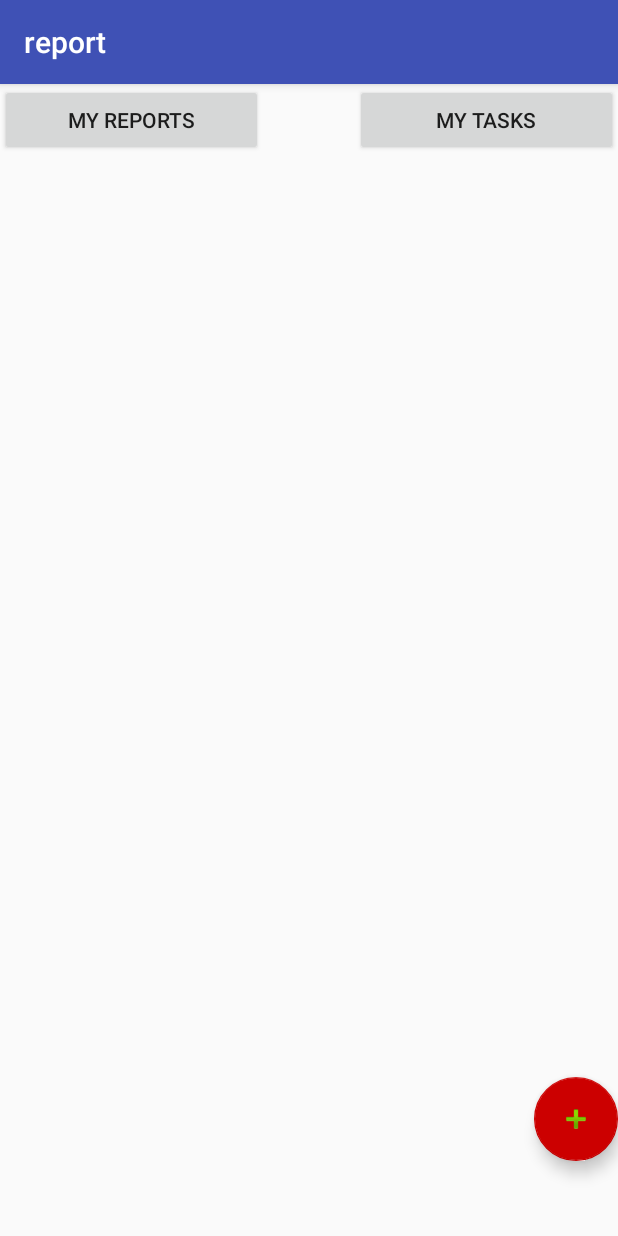
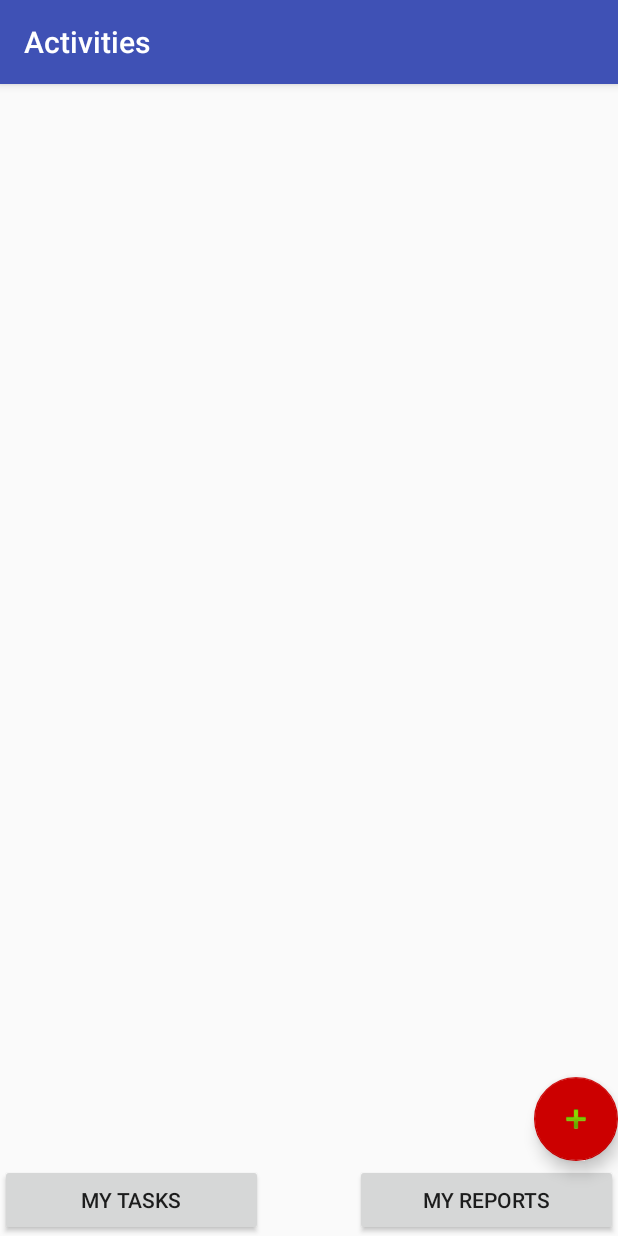
Before and after one commit to brianfu/TeamCSSS-Enactus, an Android app: the report screen opened directly, with no data from a screen before it, on a phone screen of 412 x 824 dp. Run offline under Robolectric (Android 15) with nearby library versions, the light colour scheme and no system bars.

Commit message:
relative layout onto report

```diff
--- a/HACKtion/app/src/main/java/com/example/jryzkns/hacktion/report.java
+++ b/HACKtion/app/src/main/java/com/example/jryzkns/hacktion/report.java
@@ -24,6 +24,7 @@ public class report extends AppCompatActivity {
                         .setAction("Action", null).show();
             }
         });
+        setTitle("Activities");
     }
 
 }
--- a/HACKtion/app/src/main/res/layout/content_report.xml
+++ b/HACKtion/app/src/main/res/layout/content_report.xml
@@ -1,12 +1,13 @@
 <?xml version="1.0" encoding="utf-8"?>
-<android.support.constraint.ConstraintLayout xmlns:android="http://schemas.android.com/apk/res/android"
+<RelativeLayout xmlns:android="http://schemas.android.com/apk/res/android"
     xmlns:app="http://schemas.android.com/apk/res-auto"
     xmlns:tools="http://schemas.android.com/tools"
     android:layout_width="match_parent"
     android:layout_height="match_parent"
     app:layout_behavior="@string/appbar_scrolling_view_behavior"
     tools:context="com.example.jryzkns.hacktion.report"
-    tools:showIn="@layout/activity_report">
+    tools:showIn="@layout/activity_report"
+    >
 
     <Button
         android:layout_width="175dp"
@@ -16,7 +17,10 @@
         app:layout_constraintRight_toRightOf="parent"
         android:id="@+id/myReports"
         android:text="My Reports"
-        tools:layout_editor_absoluteY="463dp" />
+        tools:layout_editor_absoluteY="463dp"
+        android:layout_alignParentBottom="true"
+        android:layout_alignParentRight="true"
+        android:layout_alignParentEnd="true" />
 
     <Button
         android:layout_width="175dp"
@@ -26,6 +30,9 @@
         app:layout_constraintHorizontal_bias="1.0"
         app:layout_constraintLeft_toLeftOf="parent"
         app:layout_constraintRight_toRightOf="parent"
-        tools:layout_editor_absoluteY="463dp" />
+        tools:layout_editor_absoluteY="463dp"
+        android:layout_alignParentBottom="true"
+        android:layout_alignParentLeft="true"
+        android:layout_alignParentStart="true" />
 
-</android.support.constraint.ConstraintLayout>
+</RelativeLayout>
```
